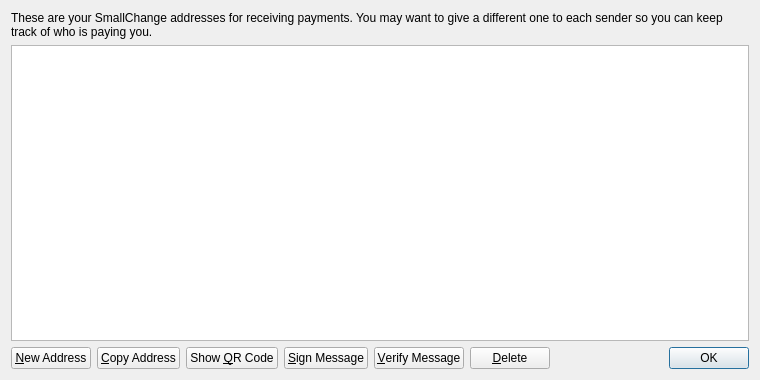
Qt form src/qt/forms/addressbookpage.ui (sheilapimpampum/creativechain) before a commit.
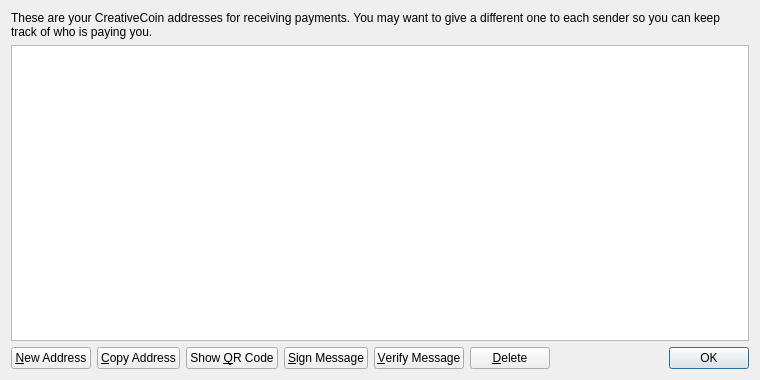
The same form after that commit. Icons and pictures are not drawn.

What changed in the file:
```diff
--- a/src/qt/forms/addressbookpage.ui
+++ b/src/qt/forms/addressbookpage.ui
@@ -17,7 +17,7 @@
    <item>
     <widget class="QLabel" name="labelExplanation">
      <property name="text">
-      <string>These are your SmallChange addresses for receiving payments. You may want to give a different one to each sender so you can keep track of who is paying you.</string>
+      <string>These are your CreativeCoin addresses for receiving payments. You may want to give a different one to each sender so you can keep track of who is paying you.</string>
      </property>
      <property name="textFormat">
       <enum>Qt::PlainText</enum>
```
